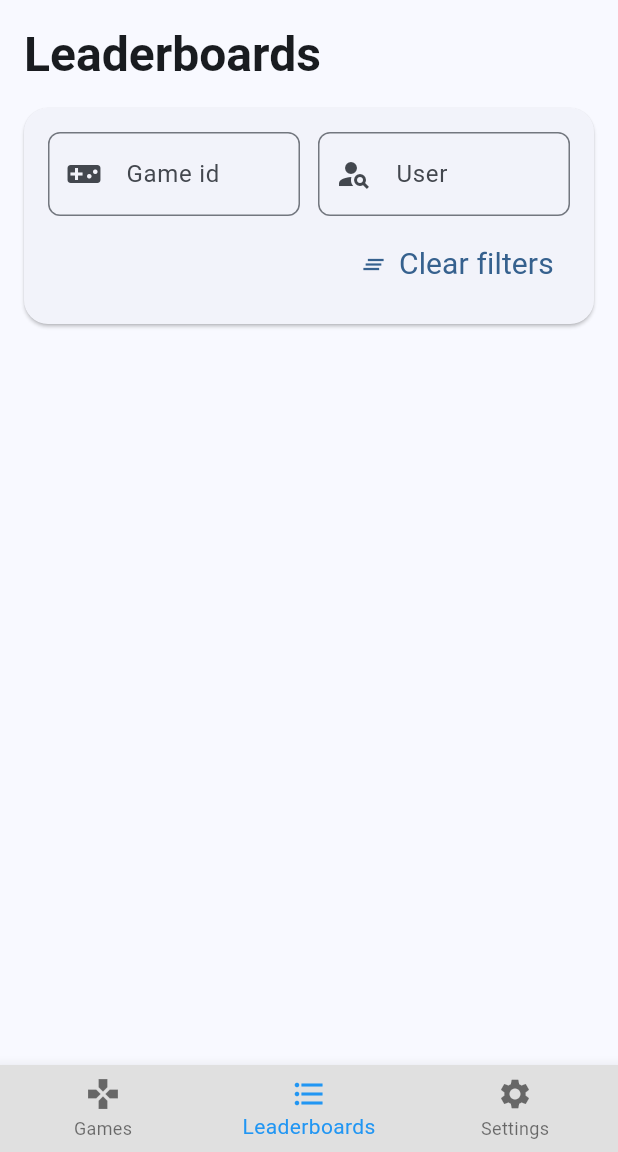
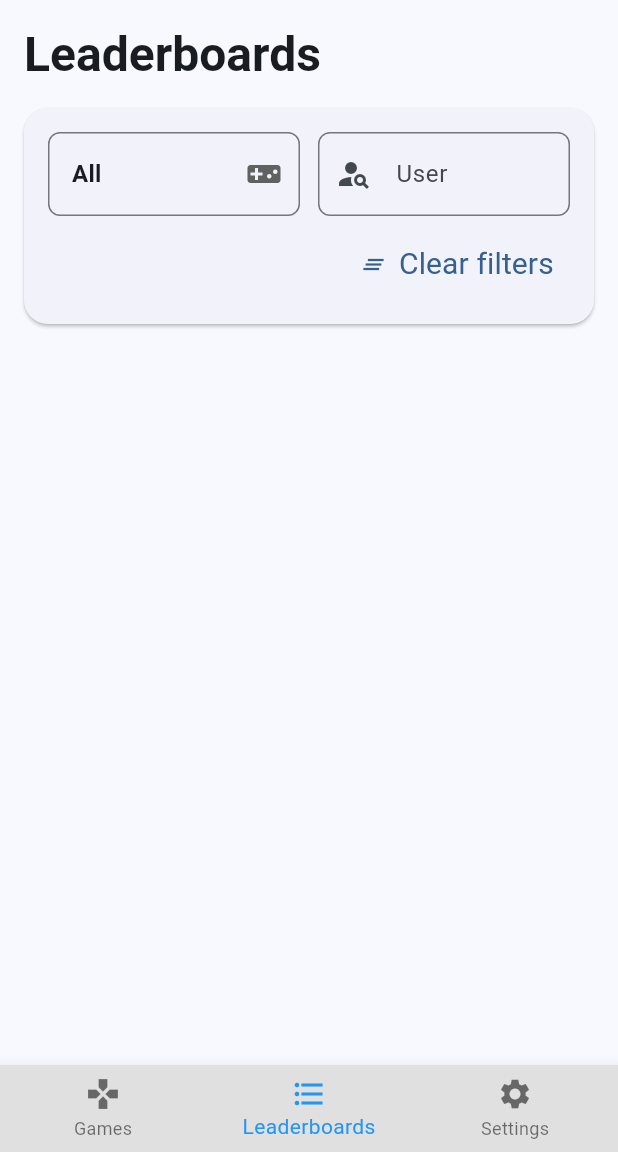
Before and after one commit to Dejana1202/mozgalica_mobilno_racunarstvo, a Flutter app: the screen it shows after launch, item 2 of the bottom bar chosen, after a tap on "Clear filters", on a phone screen of 412 x 824 dp, the part 84-1236 px from its top. Run offline on Flutter 3.47's test engine with Material 3 defaults, Android fonts, the phone set to English and light mode, and no system bars; our stand-ins replace flutter_svg, shared_preferences, sqflite; accounts and stored records are empty.

Commit message:
Changed game filter to dropdown

```diff
--- a/lib/view/leaderboards_page.dart
+++ b/lib/view/leaderboards_page.dart
@@ -16,12 +16,11 @@ class _LeaderboardsPageState extends State<LeaderboardsPage> {
   List<GameResult> allGameResults = [];
   List<GameResult> filteredGameResults = [];
   final TextEditingController userSearchController = TextEditingController();
-  final TextEditingController gameIdController = TextEditingController();
+  String gameIdFilter = "";
 
   @override
   void dispose() {
     userSearchController.dispose();
-    gameIdController.dispose();
     super.dispose();
   }
 
@@ -34,7 +33,7 @@ class _LeaderboardsPageState extends State<LeaderboardsPage> {
 
   void fetchGameResults() async {
     userSearchController.clear();
-    gameIdController.clear();
+    gameIdFilter = "";
     filterResults();
 
     setState(() => loading = true);
@@ -48,12 +47,12 @@ class _LeaderboardsPageState extends State<LeaderboardsPage> {
   }
 
   void clearGameIdFilter() {
-    gameIdController.clear();
+    gameIdFilter = "";
   }
 
   void filterResults() {
     final userQuery = userSearchController.text.trim().toLowerCase();
-    final gameQuery = gameIdController.text.trim().toLowerCase();
+    final gameQuery = gameIdFilter.trim().toLowerCase();
 
     if (userQuery.isEmpty && gameQuery.isEmpty) {
       setState(
@@ -101,18 +100,35 @@ class _LeaderboardsPageState extends State<LeaderboardsPage> {
                   children: [
                     // Game ID filter
                     Expanded(
-                      child: TextField(
-                        controller: gameIdController,
-                        textInputAction: TextInputAction.search,
+                      child: DropdownButtonFormField<String>(
+                        hint: const Text('Filter by game id'),
+                        borderRadius: BorderRadius.circular(8),
+                        initialValue: gameIdFilter,
                         decoration: InputDecoration(
-                          hintText: 'Filter by game id',
-                          labelText: 'Game id',
-                          prefixIcon: const Icon(Icons.videogame_asset),
                           border: OutlineInputBorder(
                             borderRadius: BorderRadius.circular(8),
                           ),
                         ),
-                        onSubmitted: (_) => filterResults(),
+                        items: [
+                          DropdownMenuItem(
+                            value: "ttt",
+                            child: Text(GameService.ttt.title),
+                          ),
+                          DropdownMenuItem(
+                            value: GameService.memory.id,
+                            child: Text(GameService.memory.title),
+                          ),
+                          DropdownMenuItem(
+                            value: GameService.mathQuiz.id,
+                            child: Text(GameService.mathQuiz.title),
+                          ),
+                          DropdownMenuItem(value: "", child: Text("All")),
+                        ],
+                        onChanged: (value) {
+                          gameIdFilter = value ?? "";
+                          filterResults();
+                        },
+                        icon: const Icon(Icons.videogame_asset),
                       ),
                     ),
                     const SizedBox(width: 12),
@@ -140,12 +156,10 @@ class _LeaderboardsPageState extends State<LeaderboardsPage> {
                 // optional quick-filter row: show currently applied filters and a clear-all button
                 Row(
                   children: [
-                    if (gameIdController.text.trim().isNotEmpty)
+                    if (gameIdFilter.trim().isNotEmpty)
                       Padding(
                         padding: const EdgeInsets.only(right: 8.0),
-                        child: Chip(
-                          label: Text('Game: ${gameIdController.text}'),
-                        ),
+                        child: Chip(label: Text('Game: $gameIdFilter')),
                       ),
                     if (userSearchController.text.trim().isNotEmpty)
                       Padding(
@@ -158,7 +172,7 @@ class _LeaderboardsPageState extends State<LeaderboardsPage> {
                     TextButton.icon(
                       onPressed: () {
                         userSearchController.clear();
-                        gameIdController.clear();
+                        gameIdFilter = "";
                         filterResults();
                       },
                       icon: const Icon(Icons.clear_all),
```
